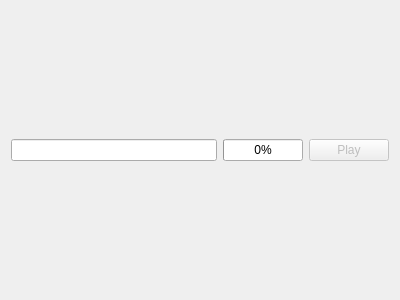
This is GUI/Widgets/TaskProgress.ui in FelixdelasPozas/EspINA as Qt 5 draws it before an edit. The edited form follows.
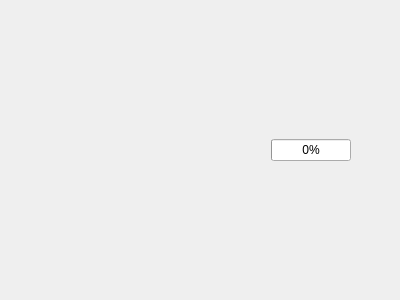
This is the edited form. Icons and pictures are not drawn.

Commit message: Cancel tasks from task progress widget

```diff
--- a/GUI/Widgets/TaskProgress.ui
+++ b/GUI/Widgets/TaskProgress.ui
@@ -12,9 +12,18 @@
   </property>
   <layout class="QHBoxLayout" name="horizontalLayout">
    <item>
-    <widget class="QLineEdit" name="m_descriptionLabel">
-     <property name="readOnly">
-      <bool>true</bool>
+    <widget class="QLabel" name="m_descriptionLabel">
+     <property name="sizePolicy">
+      <sizepolicy hsizetype="MinimumExpanding" vsizetype="Maximum">
+       <horstretch>0</horstretch>
+       <verstretch>0</verstretch>
+      </sizepolicy>
+     </property>
+     <property name="text">
+      <string/>
+     </property>
+     <property name="margin">
+      <number>4</number>
      </property>
     </widget>
    </item>
@@ -34,10 +43,29 @@
    <item>
     <widget class="QPushButton" name="m_playButton">
      <property name="enabled">
-      <bool>false</bool>
+      <bool>true</bool>
+     </property>
+     <property name="maximumSize">
+      <size>
+       <width>32</width>
+       <height>32</height>
+      </size>
      </property>
      <property name="text">
-      <string>Play</string>
+      <string/>
+     </property>
+     <property name="icon">
+      <iconset resource="../../App/rsc/espina.qrc">
+       <normaloff>:/espina/cancel.png</normaloff>:/espina/cancel.png</iconset>
+     </property>
+     <property name="iconSize">
+      <size>
+       <width>22</width>
+       <height>22</height>
+      </size>
+     </property>
+     <property name="flat">
+      <bool>true</bool>
      </property>
     </widget>
    </item>
```
Left out of the diff: 6 changed lines with no effect on the pictures. The commit also changes 12 other files.
